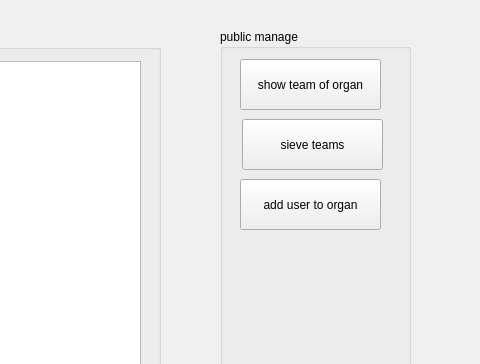
Old version of the form team_management.ui in the repository annishelion/ap-projet; both pictures show x 320 to 800 and y 0 to 364 of the 800 by 600 pixel window.
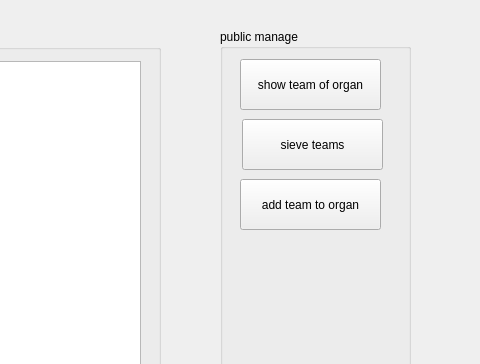
New version of the form.

Commit message: finished team and task managment and archive tasks

Patch:
```diff
--- a/team_management.ui
+++ b/team_management.ui
@@ -181,7 +181,7 @@
       </rect>
      </property>
      <property name="text">
-      <string>add user to organ</string>
+      <string>add team to organ</string>
      </property>
     </widget>
    </widget>
```
The commit also changes 28 other files.
